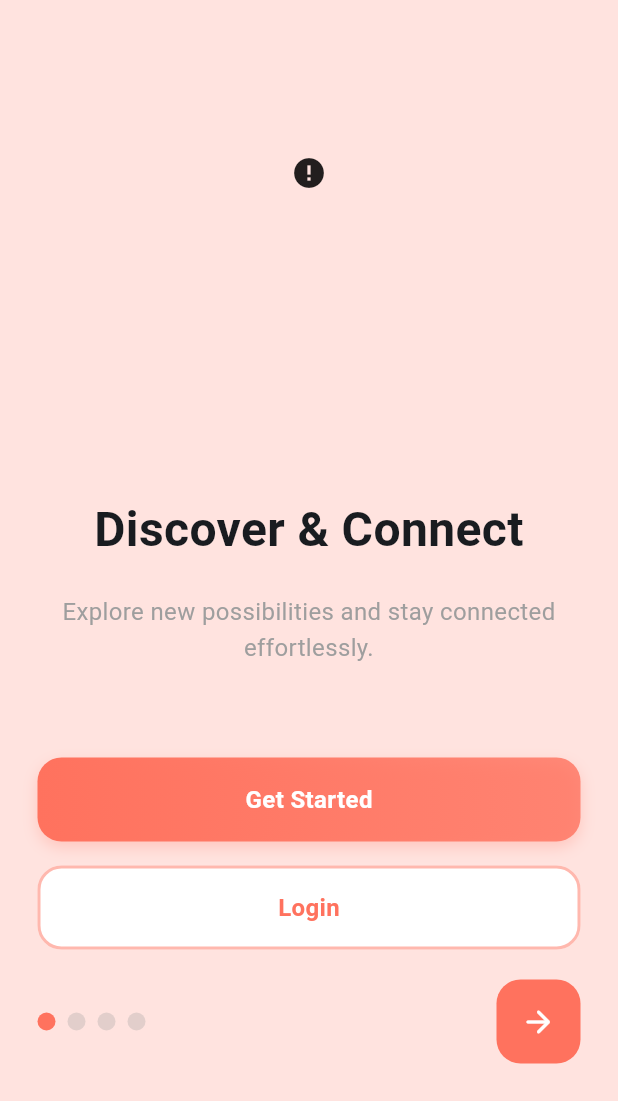
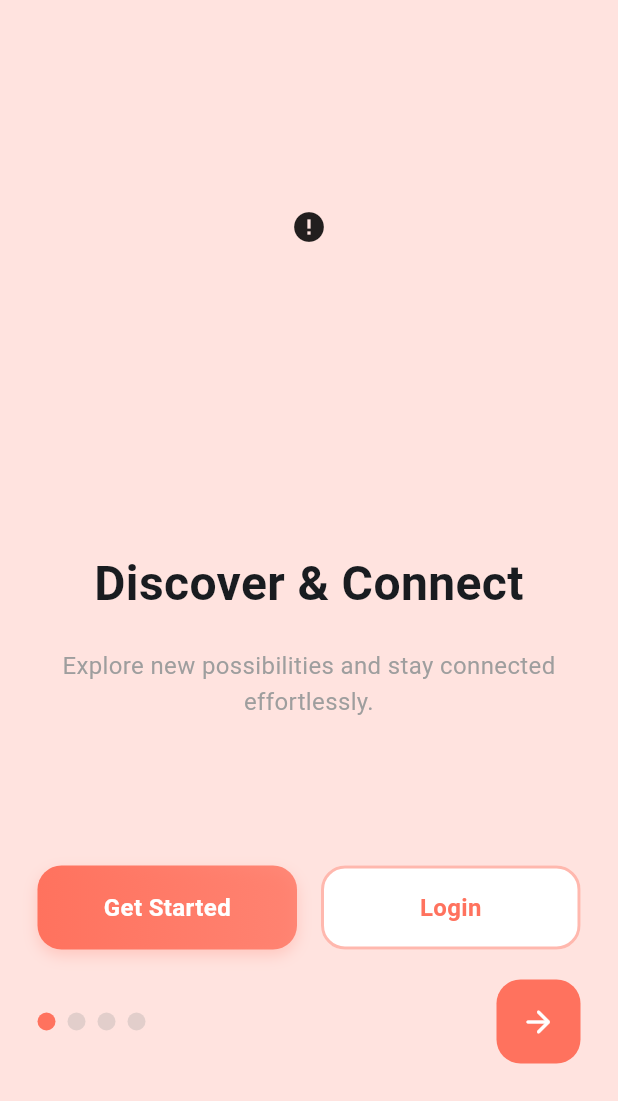
Before and after one commit to khayson/todo_app, a Flutter app: the screen it shows after launch, on a phone screen of 412 x 824 dp, the part 135-1236 px from its top. Run offline on Flutter 3.47's test engine with Material 3 defaults, Android fonts, the phone set to English and light mode, and no system bars; drawn by our look-alikes of cached_network_image; our stand-ins replace firebase_core, shared_preferences; accounts and stored records are empty; network calls fail.

Commit message:
Refactor welcome buttons layout to use Row with Expanded widgets

```diff
--- a/lib/screens/widgets/welcome_buttons.dart
+++ b/lib/screens/widgets/welcome_buttons.dart
@@ -12,13 +12,12 @@ class WelcomeButtons extends StatelessWidget {
   Widget build(BuildContext context) {
     return Container(
       padding: const EdgeInsets.symmetric(horizontal: 25, vertical: 20),
-      child: Column(
-        mainAxisSize: MainAxisSize.min,
+      child: Row(
         children: [
-          Container(
-            width: double.infinity,
+          Expanded(
+            child: Container(
               height: 56,
-            margin: const EdgeInsets.only(bottom: 16),
+              margin: const EdgeInsets.only(right: 8),
               decoration: BoxDecoration(
                 gradient: LinearGradient(
                   colors: [
@@ -58,9 +57,11 @@ class WelcomeButtons extends StatelessWidget {
                 ),
               ),
             ),
-          Container(
-            width: double.infinity,
+          ),
+          Expanded(
+            child: Container(
               height: 56,
+              margin: const EdgeInsets.only(left: 8),
               decoration: BoxDecoration(
                 color: Colors.white,
                 borderRadius: BorderRadius.circular(16),
@@ -90,6 +91,7 @@ class WelcomeButtons extends StatelessWidget {
                 ),
               ),
             ),
+          ),
         ],
       ),
     );
```
Lines whose indentation alone changed are shown as unchanged.
